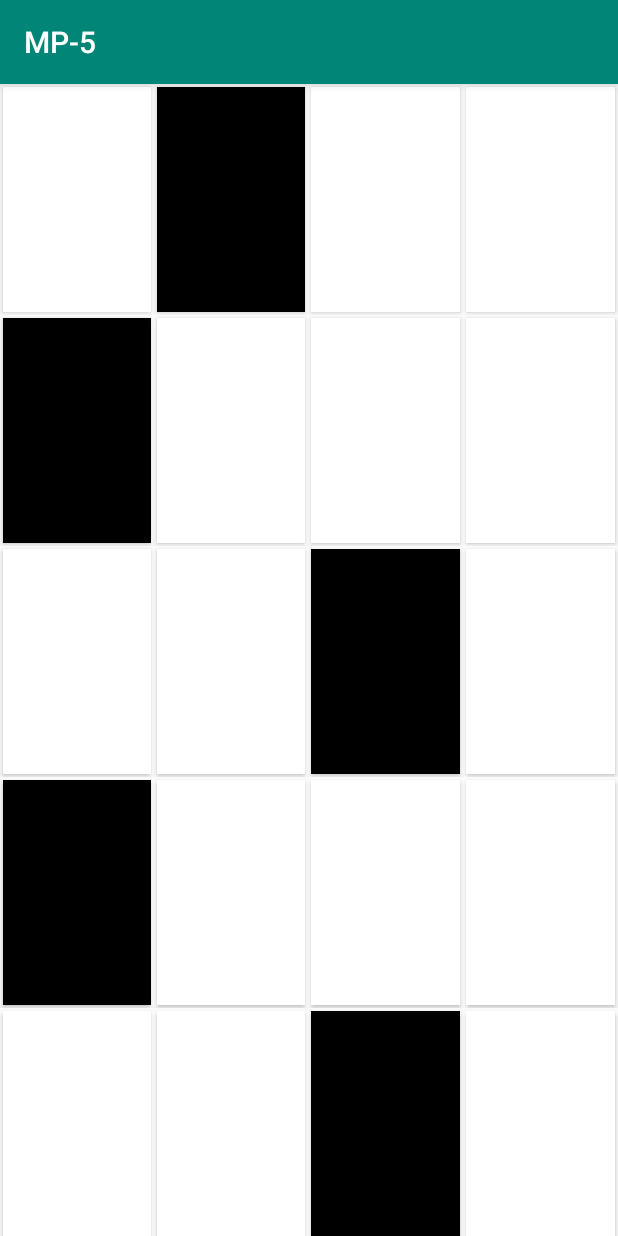
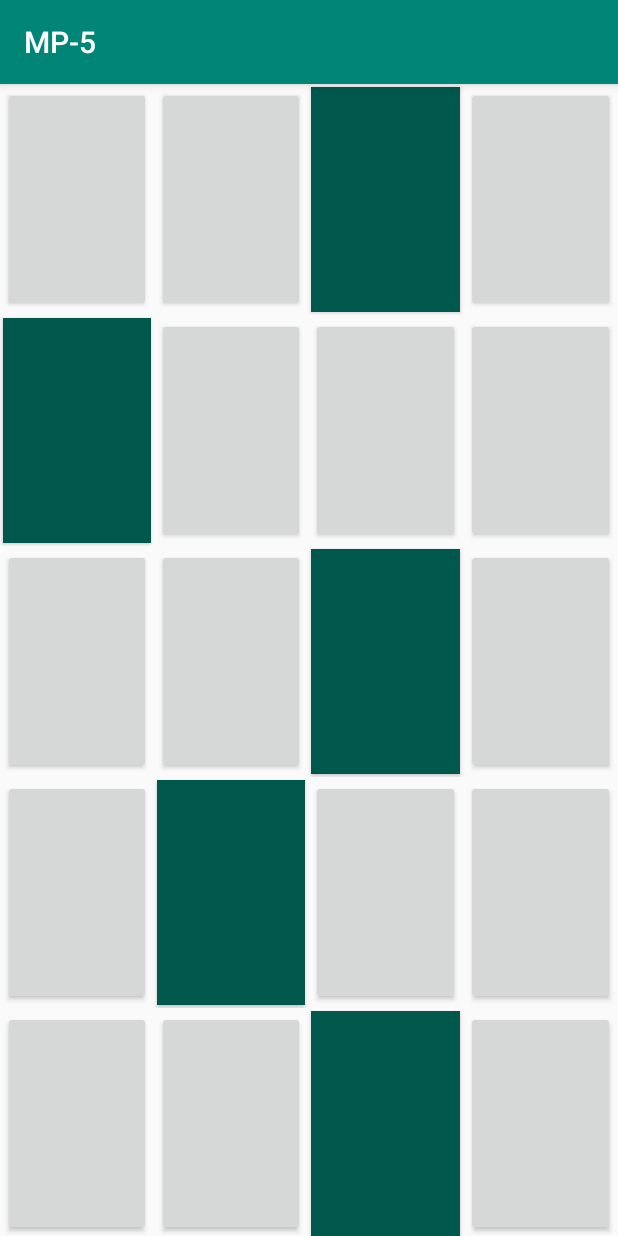
Before and after one commit to jlwang3/MP-5, an Android app: the GameActivity screen opened directly, with no data from a screen before it, on a phone screen of 412 x 824 dp. Run offline under Robolectric (Android 15) with nearby library versions, the phone set to English and light mode, and no system bars.

Commit message:
fixed GameActivity

```diff
--- a/app/src/main/java/com/example/mp_5/GameActivity.java
+++ b/app/src/main/java/com/example/mp_5/GameActivity.java
@@ -1,47 +1,62 @@
 package com.example.mp_5;
 
 import android.content.Intent;
-import android.graphics.Color;
+import android.media.AudioAttributes;
+import android.media.AudioManager;
+import android.media.MediaPlayer;
+import android.media.SoundPool;
+import android.os.Build;
 import android.os.Bundle;
+import android.provider.MediaStore;
 import android.view.View;
 import android.widget.Button;
 import android.widget.LinearLayout;
+
 import androidx.appcompat.app.AppCompatActivity;
 
-/**
- * Creates a new game.
- */
 public class GameActivity extends AppCompatActivity {
-    /** The player's score */
     private int score;
+    private SoundPool soundPool;
+    private int sound1, sound2, sound3, sound4;
 
     protected void onCreate(final Bundle savedInstanceState) {
         super.onCreate(savedInstanceState);
         setContentView(R.layout.game_activity);
+        if (Build.VERSION.SDK_INT >= Build.VERSION_CODES.LOLLIPOP) {
+            AudioAttributes audioAttributes = new AudioAttributes.Builder()
+                    .setUsage(AudioAttributes.USAGE_ASSISTANCE_SONIFICATION)
+                    .setContentType(AudioAttributes.CONTENT_TYPE_SONIFICATION)
+                    .build();
+
+            soundPool = new SoundPool.Builder()
+                    .setMaxStreams(6)
+                    .setAudioAttributes(audioAttributes)
+                    .build();
+        } else {
+            soundPool = new SoundPool(6, AudioManager.STREAM_MUSIC, 0);
+        }
+
+        sound1 = soundPool.load(this, R.raw.sound1, 1);
+        sound2 = soundPool.load(this, R.raw.sound2, 1);
+        sound3 = soundPool.load(this, R.raw.sound3, 1);
+        sound4 = soundPool.load(this, R.raw.sound4, 1);
+
         LinearLayout tiles = findViewById(R.id.tiles);
         tiles.removeAllViews();
-        for (int i = 0; i < 5; i++) {
-            // Inflate chunks
+        for (int i = 0; i < 7; i++) {
             View messageChunk = getLayoutInflater().inflate(R.layout.layout, tiles, false);
-
-            // Find buttons and set their colors
+            int random = (int) ((Math.random() * (3)) + 1);
             Button button2 = messageChunk.findViewById(R.id.button2);
             Button button3 = messageChunk.findViewById(R.id.button3);
             Button button4 = messageChunk.findViewById(R.id.button4);
             Button button1 = messageChunk.findViewById(R.id.button1);
 
-            button1.setBackgroundColor(Color.WHITE);
-            button2.setBackgroundColor(Color.WHITE);
-            button3.setBackgroundColor(Color.WHITE);
-            button4.setBackgroundColor(Color.WHITE);
-
-            // Make one random tile black and implement click listeners
-            int random = (int) ((Math.random() * (3)) + 1);
             if (random == 1) {
-                button1.setBackgroundColor(Color.BLACK);
+                button1.setBackgroundColor(getResources().getColor(R.color.colorPrimaryDark));
                 button1.setOnClickListener(unused -> {
                     messageChunk.setVisibility(View.GONE);
                     score++;
+                    playSound(button1);
                 });
 
                 button2.setOnClickListener(unused -> {
@@ -56,10 +71,11 @@
                     endGame();
                 });
             } else if (random == 2) {
-                button2.setBackgroundColor(Color.BLACK);
+                button2.setBackgroundColor(getResources().getColor(R.color.colorPrimaryDark));
                 button2.setOnClickListener(unused -> {
                     messageChunk.setVisibility(View.GONE);
                     score++;
+                    playSound(button2);
                 });
 
                 button1.setOnClickListener(unused -> {
@@ -74,10 +90,11 @@
                     endGame();
                 });
             } else if (random == 3) {
-                button3.setBackgroundColor(Color.BLACK);
+                button3.setBackgroundColor(getResources().getColor(R.color.colorPrimaryDark));
                 button3.setOnClickListener(unused -> {
                     messageChunk.setVisibility(View.GONE);
                     score++;
+                    playSound(button3);
                 });
 
                 button2.setOnClickListener(unused -> {
@@ -92,10 +109,11 @@
                     endGame();
                 });
             } else {
-                button4.setBackgroundColor(Color.BLACK);
+                button4.setBackgroundColor(getResources().getColor(R.color.colorPrimaryDark));
                 button4.setOnClickListener(unused -> {
                     messageChunk.setVisibility(View.GONE);
                     score++;
+                    playSound(button4);
                 });
 
                 button2.setOnClickListener(unused -> {
@@ -111,21 +129,45 @@
                 });
             }
 
-            // Make sure everything is visible
             button1.setVisibility(View.VISIBLE);
             button2.setVisibility(View.VISIBLE);
             button3.setVisibility(View.VISIBLE);
             button4.setVisibility(View.VISIBLE);
 
-            // Finally, add the view
+
+
+
+
             tiles.addView(messageChunk);
         }
 
     }
 
-    /**
-     * Ends the game when a white tile is clicked.
-     */
+    public void playSound(View v) {
+        switch (v.getId()) {
+            case R.id.button1:
+                soundPool.play(sound1, 1, 1, 0, 0, 1);
+                break;
+            case R.id.button2:
+                soundPool.play(sound2, 1, 1, 0, 0, 1);
+                break;
+            case R.id.button3:
+                soundPool.play(sound3, 1, 1, 0, 0, 1);
+                break;
+            case R.id.button4:
+                soundPool.play(sound4, 1, 1, 0, 0, 1);
+                break;
+        }
+    }
+
+    @Override
+    protected void onDestroy() {
+        super.onDestroy();
+        soundPool.release();
+        soundPool = null;
+    }
+
+
     public void endGame() {
         Intent intent = new Intent(this, EndGameActivity.class);
         intent.putExtra("score", score);
```
